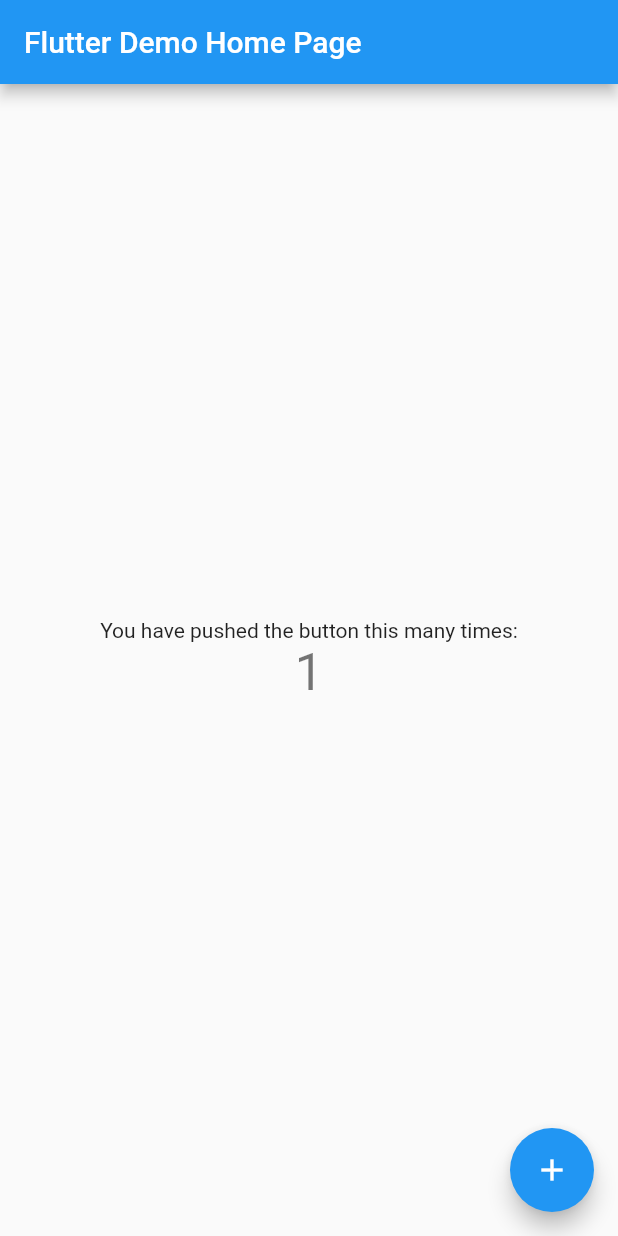
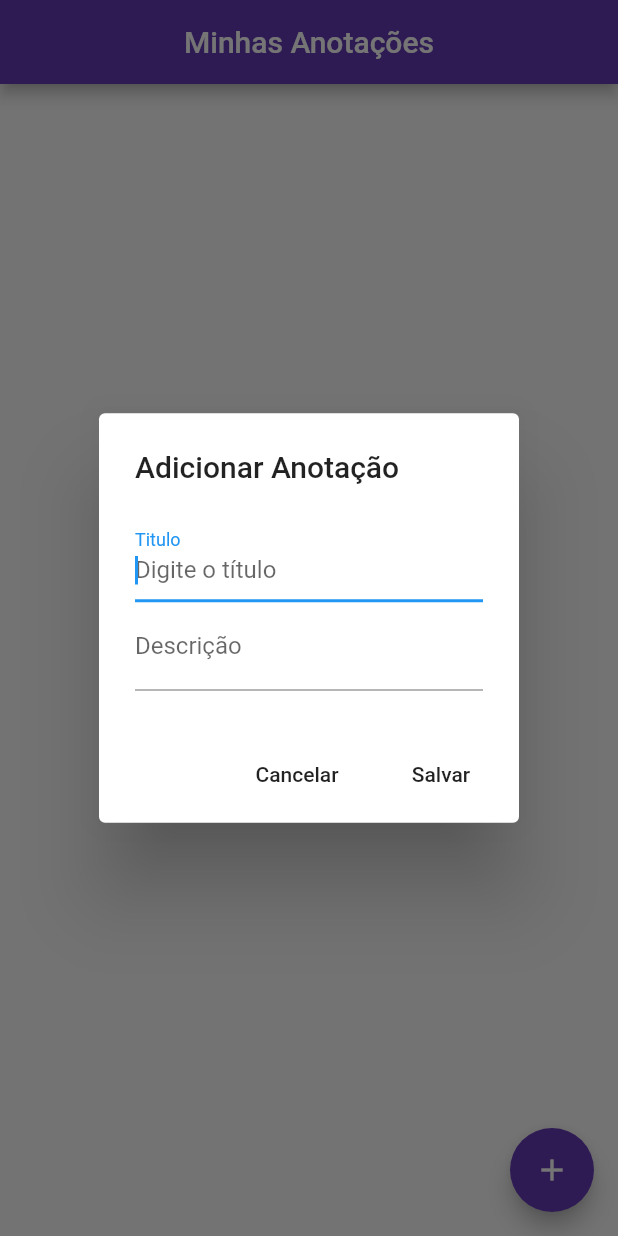
Before and after one commit to leoCardosoDev/flutterDB-CRUD-app-anotacoes, a Flutter app: the screen it shows after launch, after a tap on the "add" icon, on a phone screen of 412 x 824 dp. Run offline on Flutter 3.47's test engine with Material 2 defaults, Android fonts, the phone set to English and light mode, and no system bars.

```diff
--- a/lib/main.dart
+++ b/lib/main.dart
@@ -1,111 +1,7 @@
 import 'package:flutter/material.dart';
+import 'package:anotacoescrudapp/screens/home_screen.dart';
 
-void main() => runApp(MyApp());
-
-class MyApp extends StatelessWidget {
-  // This widget is the root of your application.
-  @override
-  Widget build(BuildContext context) {
-    return MaterialApp(
-      title: 'Flutter Demo',
-      theme: ThemeData(
-        // This is the theme of your application.
-        //
-        // Try running your application with "flutter run". You'll see the
-        // application has a blue toolbar. Then, without quitting the app, try
-        // changing the primarySwatch below to Colors.green and then invoke
-        // "hot reload" (press "r" in the console where you ran "flutter run",
-        // or simply save your changes to "hot reload" in a Flutter IDE).
-        // Notice that the counter didn't reset back to zero; the application
-        // is not restarted.
-        primarySwatch: Colors.blue,
-      ),
-      home: MyHomePage(title: 'Flutter Demo Home Page'),
-    );
-  }
-}
-
-class MyHomePage extends StatefulWidget {
-  MyHomePage({Key key, this.title}) : super(key: key);
-
-  // This widget is the home page of your application. It is stateful, meaning
-  // that it has a State object (defined below) that contains fields that affect
-  // how it looks.
-
-  // This class is the configuration for the state. It holds the values (in this
-  // case the title) provided by the parent (in this case the App widget) and
-  // used by the build method of the State. Fields in a Widget subclass are
-  // always marked "final".
-
-  final String title;
-
-  @override
-  _MyHomePageState createState() => _MyHomePageState();
-}
-
-class _MyHomePageState extends State<MyHomePage> {
-  int _counter = 0;
-
-  void _incrementCounter() {
-    setState(() {
-      // This call to setState tells the Flutter framework that something has
-      // changed in this State, which causes it to rerun the build method below
-      // so that the display can reflect the updated values. If we changed
-      // _counter without calling setState(), then the build method would not be
-      // called again, and so nothing would appear to happen.
-      _counter++;
-    });
-  }
-
-  @override
-  Widget build(BuildContext context) {
-    // This method is rerun every time setState is called, for instance as done
-    // by the _incrementCounter method above.
-    //
-    // The Flutter framework has been optimized to make rerunning build methods
-    // fast, so that you can just rebuild anything that needs updating rather
-    // than having to individually change instances of widgets.
-    return Scaffold(
-      appBar: AppBar(
-        // Here we take the value from the MyHomePage object that was created by
-        // the App.build method, and use it to set our appbar title.
-        title: Text(widget.title),
-      ),
-      body: Center(
-        // Center is a layout widget. It takes a single child and positions it
-        // in the middle of the parent.
-        child: Column(
-          // Column is also a layout widget. It takes a list of children and
-          // arranges them vertically. By default, it sizes itself to fit its
-          // children horizontally, and tries to be as tall as its parent.
-          //
-          // Invoke "debug painting" (press "p" in the console, choose the
-          // "Toggle Debug Paint" action from the Flutter Inspector in Android
-          // Studio, or the "Toggle Debug Paint" command in Visual Studio Code)
-          // to see the wireframe for each widget.
-          //
-          // Column has various properties to control how it sizes itself and
-          // how it positions its children. Here we use mainAxisAlignment to
-          // center the children vertically; the main axis here is the vertical
-          // axis because Columns are vertical (the cross axis would be
-          // horizontal).
-          mainAxisAlignment: MainAxisAlignment.center,
-          children: <Widget>[
-            Text(
-              'You have pushed the button this many times:',
-            ),
-            Text(
-              '$_counter',
-              style: Theme.of(context).textTheme.display1,
-            ),
-          ],
-        ),
-      ),
-      floatingActionButton: FloatingActionButton(
-        onPressed: _incrementCounter,
-        tooltip: 'Increment',
-        child: Icon(Icons.add),
-      ), // This trailing comma makes auto-formatting nicer for build methods.
-    );
-  }
-}
+void main() => runApp(MaterialApp(
+  debugShowCheckedModeBanner: false,
+  home: Home(),
+));
--- /dev/null
+++ b/lib/screens/home_screen.dart
@@ -0,0 +1,70 @@
+import 'package:flutter/material.dart';
+
+class Home extends StatefulWidget {
+  @override
+  _HomeState createState() => _HomeState();
+}
+
+class _HomeState extends State<Home> {
+  TextEditingController _tituloController = TextEditingController();
+  TextEditingController _descricaoController = TextEditingController();
+
+  _exibirModal() {
+    showDialog(
+        context: context,
+        builder: (context) {
+          return AlertDialog(
+            title: Text('Adicionar Anotação'),
+            content: Column(
+              mainAxisSize: MainAxisSize.min,
+              children: <Widget>[
+                TextField(
+                  controller: _tituloController,
+                  autofocus: true,
+                  decoration: InputDecoration(
+                      labelText: "Titulo", hintText: "Digite o título"),
+                ),
+                TextField(
+                  controller: _descricaoController,
+                  decoration: InputDecoration(
+                      labelText: "Descrição", hintText: "Digite a descrição: "),
+                ),
+              ],
+            ),
+            actions: <Widget>[
+              FlatButton(
+                onPressed: () => Navigator.pop(context),
+                child: Text("Cancelar"),
+              ),
+              FlatButton(
+                onPressed: (){
+                  // salvar
+                  Navigator.pop(context);
+                },
+                child: Text("Salvar"),
+              ),
+            ],
+          );
+        });
+  }
+
+  @override
+  Widget build(BuildContext context) {
+    return Scaffold(
+      appBar: AppBar(
+        title: Text("Minhas Anotações"),
+        backgroundColor: Colors.deepPurple,
+        centerTitle: true,
+      ),
+      body: Container(),
+      floatingActionButton: FloatingActionButton(
+        backgroundColor: Colors.deepPurple,
+        foregroundColor: Colors.white,
+        child: Icon(Icons.add),
+        onPressed: () {
+          _exibirModal();
+        },
+      ),
+    );
+  }
+}
```
Also changed, not shown: 1 other file.
